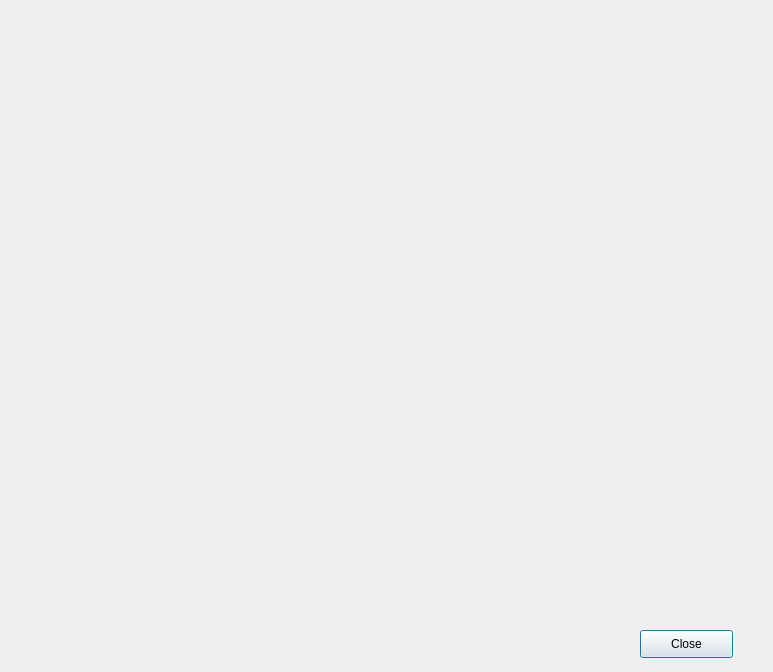
Old version of the form source/dialogmemoryanalyze.ui in the repository leuat/TRSE.
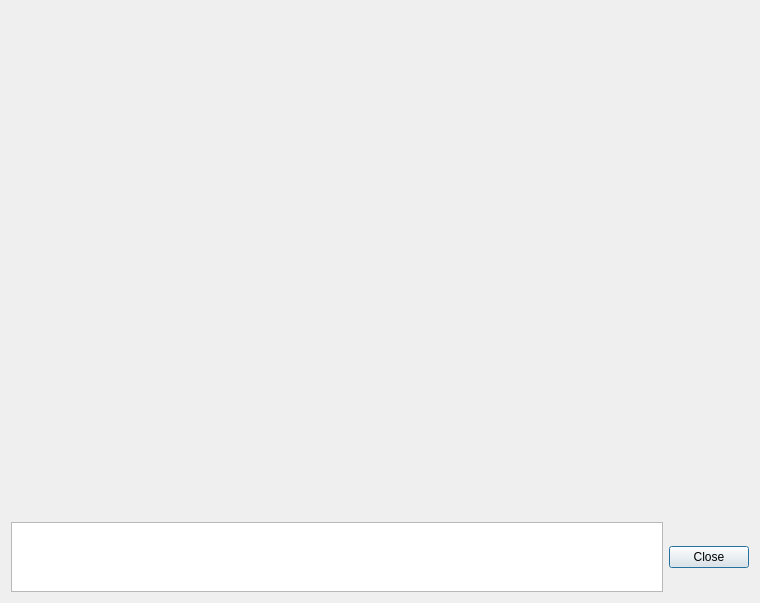
New version of the form.

```diff
--- a/source/dialogmemoryanalyze.ui
+++ b/source/dialogmemoryanalyze.ui
@@ -6,35 +6,16 @@
    <rect>
     <x>0</x>
     <y>0</y>
-    <width>773</width>
-    <height>672</height>
+    <width>760</width>
+    <height>603</height>
    </rect>
   </property>
   <property name="windowTitle">
    <string>Memory Map</string>
   </property>
-  <widget class="QPushButton" name="btnClose">
-   <property name="geometry">
-    <rect>
-     <x>640</x>
-     <y>630</y>
-     <width>93</width>
-     <height>28</height>
-    </rect>
-   </property>
-   <property name="text">
-    <string>Close</string>
-   </property>
-  </widget>
+  <layout class="QVBoxLayout" name="verticalLayout" stretch="25,1">
+   <item>
   <widget class="QLabel" name="lblImage">
-   <property name="geometry">
-    <rect>
-     <x>90</x>
-     <y>50</y>
-     <width>591</width>
-     <height>561</height>
-    </rect>
-   </property>
    <property name="text">
     <string/>
    </property>
@@ -42,6 +23,22 @@
     <bool>true</bool>
    </property>
   </widget>
+   </item>
+   <item>
+    <layout class="QHBoxLayout" name="horizontalLayout">
+     <item>
+      <widget class="QTextBrowser" name="leInfoText"/>
+     </item>
+     <item>
+      <widget class="QPushButton" name="btnClose">
+       <property name="text">
+        <string>Close</string>
+       </property>
+      </widget>
+     </item>
+    </layout>
+   </item>
+  </layout>
  </widget>
  <resources/>
  <connections/>
```
Lines whose indentation alone changed are shown as unchanged.
